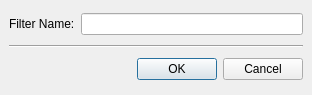
This is src/assistant/assistant/filternamedialog.ui in qt/qttools as Qt 5 draws it before an edit. The edited form follows.
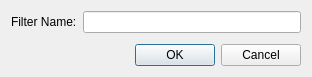
This is the edited form.

Commit message: Simplify FilterNameDialog

What changed in the file:
```diff
--- a/src/assistant/assistant/filternamedialog.ui
+++ b/src/assistant/assistant/filternamedialog.ui
@@ -1,67 +1,54 @@
 <ui version="4.0" >
  <class>FilterNameDialogClass</class>
- <widget class="QDialog" name="FilterNameDialogClass" >
-  <property name="geometry" >
+ <widget class="QDialog" name="FilterNameDialogClass">
+  <property name="geometry">
    <rect>
     <x>0</x>
     <y>0</y>
     <width>312</width>
-    <height>95</height>
+    <height>77</height>
    </rect>
   </property>
   <property name="windowTitle" >
    <string>Add Filter Name</string>
   </property>
-  <layout class="QGridLayout" >
-   <property name="margin" >
-    <number>9</number>
-   </property>
-   <property name="spacing" >
-    <number>6</number>
-   </property>
-   <item row="0" column="0" >
-    <widget class="QLabel" name="label" >
-     <property name="text" >
+  <layout class="QGridLayout" name="gridLayout">
+   <item row="0" column="0">
+    <widget class="QLabel" name="label">
+     <property name="text">
       <string>Filter Name:</string>
      </property>
     </widget>
    </item>
-   <item row="0" column="1" colspan="2" >
-    <widget class="QLineEdit" name="lineEdit" />
+   <item row="0" column="1">
+    <widget class="QLineEdit" name="lineEdit"/>
    </item>
-   <item row="1" column="0" colspan="3" >
-    <widget class="Line" name="line" >
-     <property name="orientation" >
-      <enum>Qt::Horizontal</enum>
+   <item row="1" column="0">
+    <spacer name="verticalSpacer">
+     <property name="orientation">
+      <enum>Qt::Vertical</enum>
      </property>
-    </widget>
-   </item>
-   <item row="2" column="0" colspan="2" >
-    <spacer>
-     <property name="orientation" >
-      <enum>Qt::Horizontal</enum>
-     </property>
-     <property name="sizeHint" >
+     <property name="sizeHint" stdset="0">
       <size>
-       <width>40</width>
-       <height>20</height>
+       <width>20</width>
+       <height>1</height>
       </size>
      </property>
     </spacer>
    </item>
-   <item row="2" column="2" >
-    <widget class="QDialogButtonBox" name="buttonBox" >
-     <property name="orientation" >
+   <item row="2" column="0" colspan="2">
+    <widget class="QDialogButtonBox" name="buttonBox">
+     <property name="orientation">
       <enum>Qt::Horizontal</enum>
      </property>
-     <property name="standardButtons" >
-      <set>QDialogButtonBox::Cancel|QDialogButtonBox::NoButton|QDialogButtonBox::Ok</set>
+     <property name="standardButtons">
+      <set>QDialogButtonBox::Cancel|QDialogButtonBox::Ok</set>
      </property>
     </widget>
    </item>
   </layout>
  </widget>
- <layoutdefault spacing="6" margin="11" />
+ <layoutdefault spacing="6" margin="11"/>
  <resources/>
  <connections/>
 </ui>
```
Left out of the diff: 7 changed lines with no effect on the pictures.
